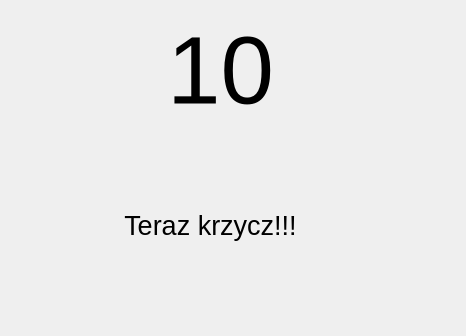
Above: src/recordwindow.ui from Marcinno/kk before the change. Below: the same form after it.
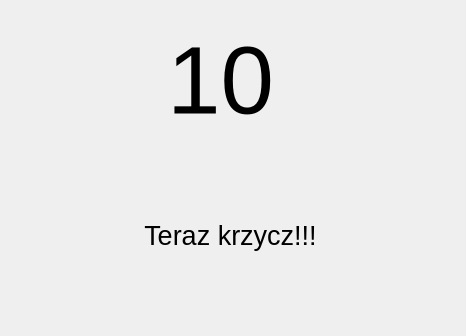
That is the form after the change.

Diff of the .ui file:
```diff
--- a/src/recordwindow.ui
+++ b/src/recordwindow.ui
@@ -17,7 +17,7 @@
    <property name="geometry">
     <rect>
      <x>140</x>
-     <y>0</y>
+     <y>10</y>
      <width>161</width>
      <height>141</height>
     </rect>
@@ -43,8 +43,8 @@
   <widget class="QLabel" name="label_2">
    <property name="geometry">
     <rect>
-     <x>80</x>
-     <y>160</y>
+     <x>100</x>
+     <y>170</y>
      <width>261</width>
      <height>131</height>
     </rect>
```
Left out of the diff: 2 changed lines with no effect on the pictures.
